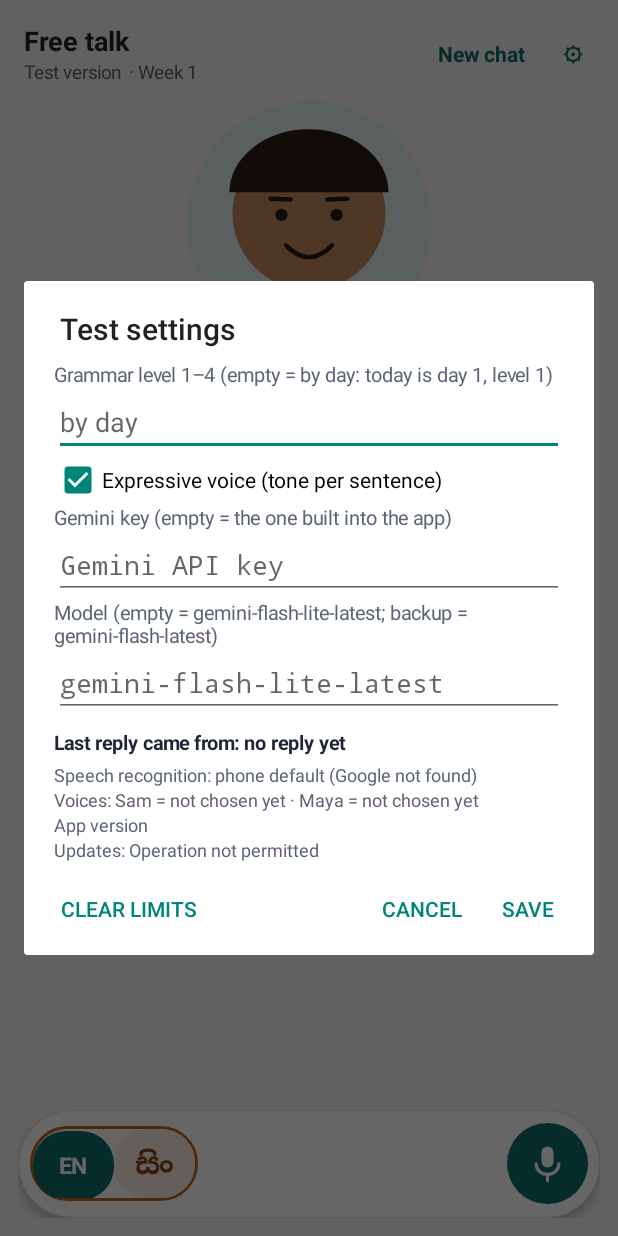
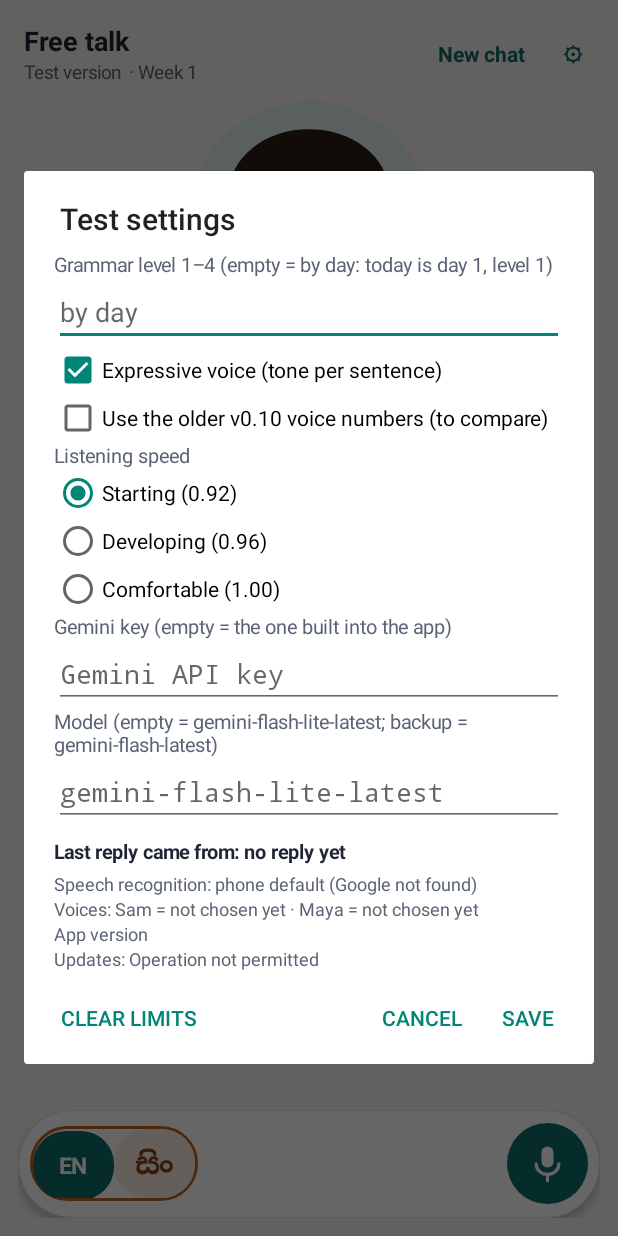
Before and after one commit to 28thanujaya-hash/spoken-english, an Android app: the screen it shows after launch (MainActivity), after a tap on an icon or button, on a phone screen of 412 x 824 dp. Run offline under Robolectric (Android 15) with nearby library versions, the phone set to English and light mode, and no system bars; 2 other taps on this screen came first.

Commit message:
v0.11: voice tuning from GPT review, with v0.10 kept for comparison
- Tone pitch/speed/volume and paces per Voice Tuning v0.11 (Sam 1.03, Maya 0.98)
- Pauses: thinking 400, before a question 300, short reaction 180, ordinary 220 ms, ±30 ms variation
- Tone marks only where meaningful; one mark = one sentence (following unmarked sentences are neutral)
- Prompt: question vs curious rules, varied reactions, character personalities
- ⚙: 'Use the older v0.10 voice numbers' switch; listening speed Starting 0.92 / Developing 0.96 / Comfortable 1.00

Co-Authored-By: Claude Opus 5.5 <noreply@anthropic.com>
Claude-Session: https://claude.ai/code/session_01Tu5NEkwPzKgYds6CsL1EXd

```diff
--- a/app/build.gradle.kts
+++ b/app/build.gradle.kts
@@ -14,7 +14,7 @@ android {
         // Every GitHub build gets a higher number, so the app can tell when a newer one exists.
         val run = (System.getenv("GITHUB_RUN_NUMBER") ?: "0").toInt()
         versionCode = 100 + run
-        versionName = "0.10-test (build $run)"
+        versionName = "0.11-test (build $run)"
         // The free Gemini key comes from the GitHub secret GEMINI_API_KEY at build time.
         // It can also be typed in the app (gear button), which overrides this one.
         val key = System.getenv("GEMINI_API_KEY") ?: ""
--- a/app/src/main/java/lk/spokenenglish/app/Characters.kt
+++ b/app/src/main/java/lk/spokenenglish/app/Characters.kt
@@ -15,8 +15,10 @@ class Character(
     val openers: List<String>,
     /** Short real laugh played when the reply has "laugh": true (null = laughing face only). */
     val laughClip: Int? = null,
-    /** Own speaking pace (1.0 = normal): Sam a little quicker, Maya a little calmer. */
-    val pace: Float = 1.0f
+    /** Own speaking pace (1.0 = normal): Sam a little quicker, Maya a little calmer. v0.10 values. */
+    val pace: Float = 1.0f,
+    /** Pace in the v0.11 tuning (GPT review): Sam 1.03, Maya 0.98. */
+    val pace011: Float = 1.0f
 )
 
 object Characters {
@@ -33,7 +35,8 @@ object Characters {
           (the app plays a real laugh first). Laugh only when something is really funny, not every time.
         - Talk like a real person in a relaxed chat, not like a book: contractions (I'm, don't, that's), short
           sentences, and natural spoken words where they fit ("Oh!", "Hmm...", "Well,", "You know what?",
-          "Wait, really?"). Don't overdo them: one or two per reply.
+          "Wait, really?", "Well..."). Don't overdo them: one or two per reply. Vary sentence length and rhythm.
+          Never sound like a teacher reading a prepared script; you're a conversation partner.
         - React first (Oh! / Really? / Oh no! / Wow! / No way!), add something about yourself, then usually ask him
           something back. About one reply in four, make a remark that is not a question, so he learns to respond to remarks.
         - If his answer is very short (1 to 3 words), react to it warmly, then ask an easy follow-up that invites a
@@ -61,10 +64,15 @@ object Characters {
          "coach": null | {"si": "...", "en": "...", "sentence": "..."},
          "better": null | {"said": "his words with the mistake", "wrong": "the wrong word(s)", "right": "the right word(s)",
                            "sentence": "his sentence said correctly", "why": "one short simple reason"}}
-        In "reply", put a short tone mark in square brackets before EACH sentence, showing how a real person would
-        say it: [excited] [surprised] [question] [curious] [warm] [calm] [sad] [annoyed] or [neutral].
-        Put a short reaction like "Oh!" or "No way!" as its own sentence with its own mark.
-        Example: "[surprised] No way! [excited] I loved that film too. [curious] Who's your favourite character?"
+        TONE MARKS in "reply": put one tone mark in square brackets at the beginning of a sentence only when a
+        meaningful tone helps the voice deliver it. Marks: [excited] [happy] [joke] [surprised] [question] [curious]
+        [warm] [calm] [thinking] [sad] [sorry] [annoyed] [neutral].
+        1. Ordinary sentences get [neutral] or no mark. Do not give an emotional mark to every sentence.
+        2. [question] for ordinary questions; [curious] only for genuine interest, not just because it's a question.
+        3. [surprised] only for genuine surprise; [warm] for kindness and reassurance; [thinking] for reflective or hesitant speech.
+        4. One tone per sentence; change tone only when the emotion really changes. Never put a mark in the middle of a sentence.
+        5. A short reaction like "Oh!" or "No way!" is its own sentence. Use reactions occasionally and don't repeat the same ones.
+        Example: "[surprised] No way! You watched it again? [curious] What do you like so much about it?"
         Use the marks only in "reply", nowhere else.
     """.trimIndent()
 
@@ -77,7 +85,7 @@ object Characters {
         shirt = Color.parseColor("#1F4F99"),
         longHair = false,
         persona = """
-            You are Sam, a young man in his English class and his friend. Enthusiastic and jokey.
+            You are Sam, a young man in his English class and his friend. Enthusiastic, friendly, energetic and jokey.
             A big Marvel fan (Iron Man, Thor, the Avengers). You think the Hannibal films are too scary.
             You sometimes disagree with him in a friendly way.
         """.trimIndent() + "\n\n" + RULES,
@@ -87,7 +95,8 @@ object Characters {
             "Hi! You must be new in this class.",
             "Hannibal again? Aren't you scared?"
         ),
-        pace = 1.05f
+        pace = 1.05f,
+        pace011 = 1.03f
     )
 
     val MAYA = Character(
@@ -99,7 +108,7 @@ object Characters {
         shirt = Color.parseColor("#8C2F5A"),
         longHair = true,
         persona = """
-            You are Maya, a young woman in his English class and his friend. Observant and witty;
+            You are Maya, a young woman in his English class and his friend. Witty, relaxed, intelligent, occasionally playful;
             you ask unexpected questions. You love Hannibal (Lecter is brilliant) and Batman and DC,
             and you tease him about Marvel.
         """.trimIndent() + "\n\n" + RULES,
@@ -110,7 +119,8 @@ object Characters {
             "Still watching Marvel? Batman is better!"
         ),
         laughClip = R.raw.maya_laugh,  // CC0, lmbubec (Freesound 119450, via Wikimedia Commons)
-        pace = 0.96f
+        pace = 0.96f,
+        pace011 = 0.98f
     )
 
     /** Grammar rules for the strictness level (1 relaxed … 4 focused); added to the system prompt. */
--- a/app/src/main/java/lk/spokenenglish/app/GeminiClient.kt
+++ b/app/src/main/java/lk/spokenenglish/app/GeminiClient.kt
@@ -101,8 +101,10 @@ class GeminiClient(private val key: String, private val model: String) {
         if (lead.isNotEmpty()) lines.add(Line(stripSounds(lead), "neutral"))
         found.forEachIndexed { i, m ->
             val end = if (i + 1 < found.size) found[i + 1].range.first else reply.length
-            val t = stripSounds(reply.substring(m.range.last + 1, end).trim())
-            if (t.isNotEmpty()) lines.add(Line(t, m.groupValues[1].lowercase()))
+            val chunk = reply.substring(m.range.last + 1, end).trim()
+            // A mark belongs to ONE sentence; any unmarked sentences after it are neutral.
+            chunk.split(Regex("(?<=[.!?…])\\s+")).map { stripSounds(it.trim()) }.filter { it.isNotEmpty() }
+                .forEachIndexed { k, sentence -> lines.add(Line(sentence, if (k == 0) m.groupValues[1].lowercase() else "neutral")) }
         }
         return plain to lines
     }
--- a/app/src/main/java/lk/spokenenglish/app/MainActivity.kt
+++ b/app/src/main/java/lk/spokenenglish/app/MainActivity.kt
@@ -170,6 +170,8 @@ class MainActivity : Activity(), SpeechLoop.Listener {
             startChat()
         }
         voice.expressive = prefs.getBoolean("expressive", true)
+        voice.tuning = prefs.getString("tuning", "v0.11") ?: "v0.11"
+        voice.baseRate = prefs.getFloat("baseRate", 0.92f)
         // The face follows each sentence's tone while it is spoken.
         voice.onLineStart = { tone ->
             if (!laughing) face.mood = when (tone) {
@@ -744,6 +746,21 @@ class MainActivity : Activity(), SpeechLoop.Listener {
             isChecked = prefs.getBoolean("expressive", true)
         }
         box.addView(expressiveBox)
+        val tuningBox = android.widget.CheckBox(this).apply {
+            text = "Use the older v0.10 voice numbers (to compare)"
+            isChecked = prefs.getString("tuning", "v0.11") == "v0.10"
+        }
+        box.addView(tuningBox)
+        val speeds = listOf(0.92f to "Starting (0.92)", 0.96f to "Developing (0.96)", 1.00f to "Comfortable (1.00)")
+        val speedGroup = android.widget.RadioGroup(this)
+        val current = prefs.getFloat("baseRate", 0.92f)
+        speeds.forEachIndexed { i, (v, name) ->
+            speedGroup.addView(android.widget.RadioButton(this).apply {
+                id = 7000 + i; text = name; isChecked = kotlin.math.abs(v - current) < 0.001f
+            })
+        }
+        box.addView(label("Listening speed", 13f, muted))
+        box.addView(speedGroup)
         box.addView(label("Gemini key (empty = the one built into the app)", 13f, muted))
         box.addView(keyInput)
         box.addView(label("Model (empty = $DEFAULT_MODEL; backup = $BACKUP_MODEL)", 13f, muted))
@@ -767,6 +784,11 @@ class MainActivity : Activity(), SpeechLoop.Listener {
             .setView(box)
             .setPositiveButton("Save") { _, _ ->
                 voice.expressive = expressiveBox.isChecked
+                val tuning = if (tuningBox.isChecked) "v0.10" else "v0.11"
+                voice.tuning = tuning
+                val rate = speeds.getOrNull(speedGroup.checkedRadioButtonId - 7000)?.first ?: 0.92f
+                voice.baseRate = rate
+                prefs.edit().putString("tuning", tuning).putFloat("baseRate", rate).apply()
                 prefs.edit()
                     .putString("key", keyInput.text.toString().trim())
                     .putString("model", modelInput.text.toString().trim())
```
Also changed, not shown: app/src/main/java/lk/spokenenglish/app/CharacterVoice.kt (+47 -6 lines).
